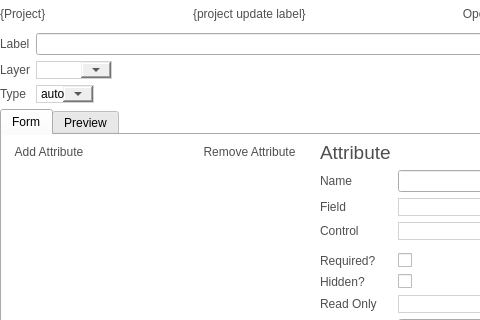
The window that src/configmanager/ui/ui_projectwidget.ui (roam-qgis/Roam) describes before a commit, drawn with Qt 5; both pictures show x 0 to 480 and y 0 to 320 of the 781 by 697 pixel window.
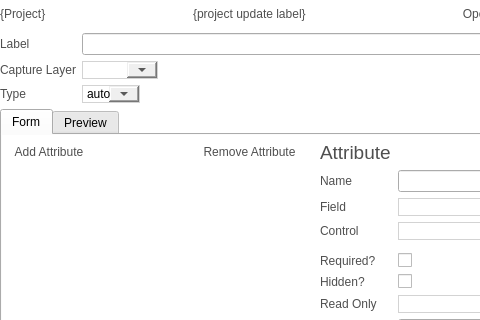
The same window after the commit. Icons and pictures are not drawn. Custom widgets are drawn as their Qt base class.

Commit message: Rename models.  Only allow point capture layers

The edit to the form file:
```diff
--- a/src/configmanager/ui/ui_projectwidget.ui
+++ b/src/configmanager/ui/ui_projectwidget.ui
@@ -395,7 +395,7 @@
          <item row="1" column="0">
           <widget class="QLabel" name="label_7">
            <property name="text">
-            <string>Layer</string>
+            <string>Capture Layer</string>
            </property>
           </widget>
          </item>
```
Left out of the diff: 28 changed lines with no effect on the pictures. The commit also changes 2 other files.
